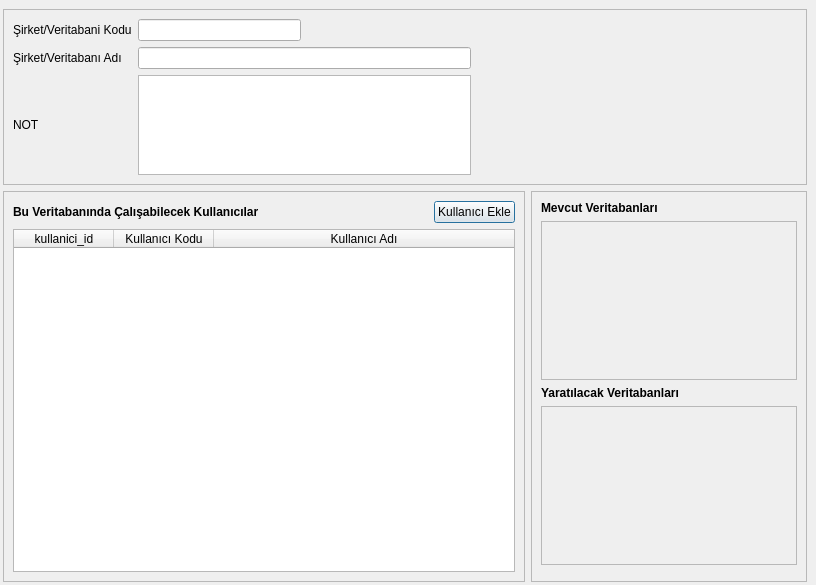
Before: the Qt Designer form YONETIM/veritabanlari_formu.ui in adakteknoloji/FRAMEWORK, drawn with Qt 5.
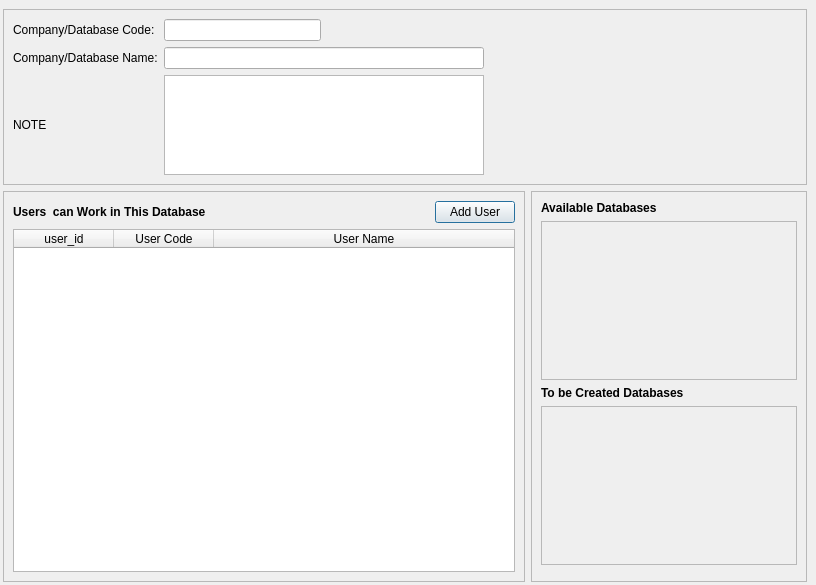
After: the same form once the commit is applied. Icons and pictures are not drawn. Custom widgets are drawn as their Qt base class.

Commit message: Veritabanları Formu çevirisi tamamlandı.

Patch:
```diff
--- a/YONETIM/veritabanlari_formu.ui
+++ b/YONETIM/veritabanlari_formu.ui
@@ -65,7 +65,7 @@
            </sizepolicy>
           </property>
           <property name="text">
-           <string>Şirket/Veritabani Kodu</string>
+           <string>Company/Database Code:</string>
           </property>
           <property name="buddy">
            <cstring>lineEdit_veritabani_kodu</cstring>
@@ -91,7 +91,7 @@
            </sizepolicy>
           </property>
           <property name="text">
-           <string>Şirket/Veritabanı Adı</string>
+           <string>Company/Database Name:</string>
           </property>
           <property name="buddy">
            <cstring>lineEdit_veritabani_adi</cstring>
@@ -117,7 +117,7 @@
            </sizepolicy>
           </property>
           <property name="text">
-           <string>NOT</string>
+           <string>NOTE</string>
           </property>
          </widget>
         </item>
@@ -196,7 +196,7 @@
              </font>
             </property>
             <property name="text">
-             <string>Bu Veritabanında Çalışabilecek Kullanıcılar</string>
+             <string>Users  can Work in This Database</string>
             </property>
             <property name="alignment">
              <set>Qt::AlignLeading|Qt::AlignLeft|Qt::AlignVCenter</set>
@@ -231,7 +231,7 @@
              <string>Kullanıcı seçimi için tıklayınız</string>
             </property>
             <property name="text">
-             <string>Kullanıcı Ekle</string>
+             <string>Add User</string>
             </property>
             <property name="icon">
              <iconset>
@@ -260,17 +260,17 @@
           </attribute>
           <column>
            <property name="text">
-            <string>kullanici_id</string>
+            <string>user_id</string>
            </property>
           </column>
           <column>
            <property name="text">
-            <string>Kullanıcı Kodu</string>
+            <string>User Code</string>
            </property>
           </column>
           <column>
            <property name="text">
-            <string>Kullanıcı Adı</string>
+            <string>User Name</string>
            </property>
           </column>
          </widget>
@@ -308,7 +308,7 @@
            </font>
           </property>
           <property name="text">
-           <string>Mevcut Veritabanları</string>
+           <string>Available Databases</string>
           </property>
           <property name="alignment">
            <set>Qt::AlignLeading|Qt::AlignLeft|Qt::AlignVCenter</set>
@@ -340,7 +340,7 @@
            </font>
           </property>
           <property name="text">
-           <string>Yaratılacak Veritabanları</string>
+           <string>To be Created Databases</string>
           </property>
           <property name="alignment">
            <set>Qt::AlignLeading|Qt::AlignLeft|Qt::AlignVCenter</set>
```
Left out of the diff: 6 changed lines with no effect on the pictures. The commit also changes 2 other files.
